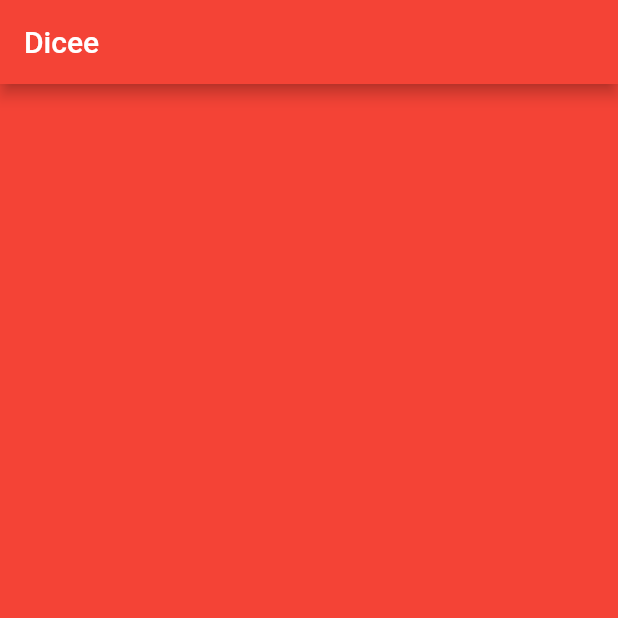
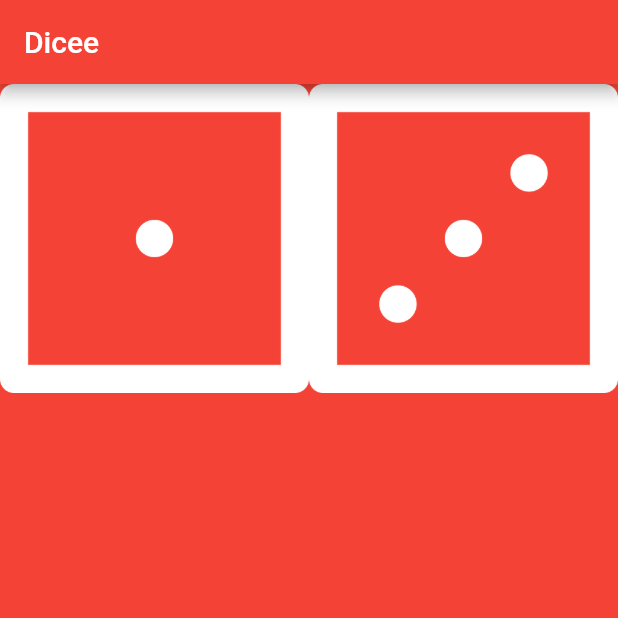
Before and after one commit to jinhlee19/flutter-playground, a Flutter app: the screen it shows after launch, on a phone screen of 412 x 824 dp, the top half of it. Run offline on Flutter 3.47's test engine with Material 2 defaults, Android fonts, the phone set to English and light mode, and no system bars.

Commit message:
Dicee - Expanded Widget & Flexible Layouts

```diff
--- a/dicee/lib/main.dart
+++ b/dicee/lib/main.dart
@@ -18,6 +18,15 @@ void main() {
 class DicePage extends StatelessWidget {
   @override
   Widget build(BuildContext context) {
-    return Container();
+    return Row(
+      children: [
+        Expanded(
+          child: Image.asset('images/dice1.png'),
+        ),
+        Expanded(
+          child: Image.asset('images/dice3.png'),
+        ),
+      ],
+    );
   }
 }
```
